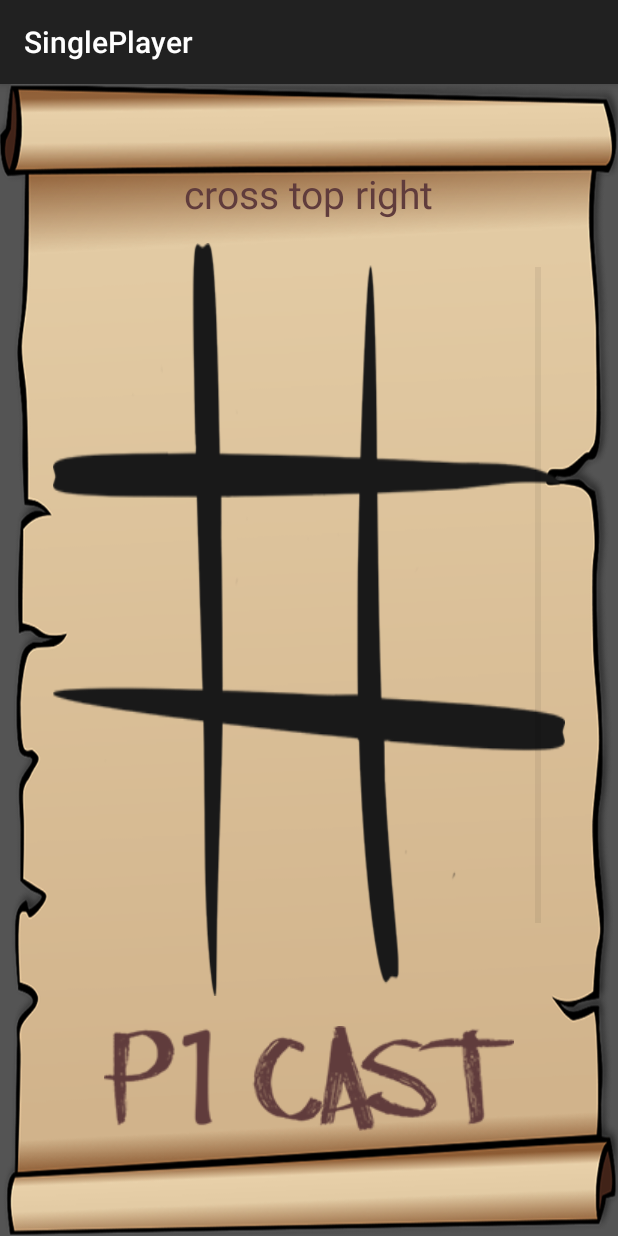
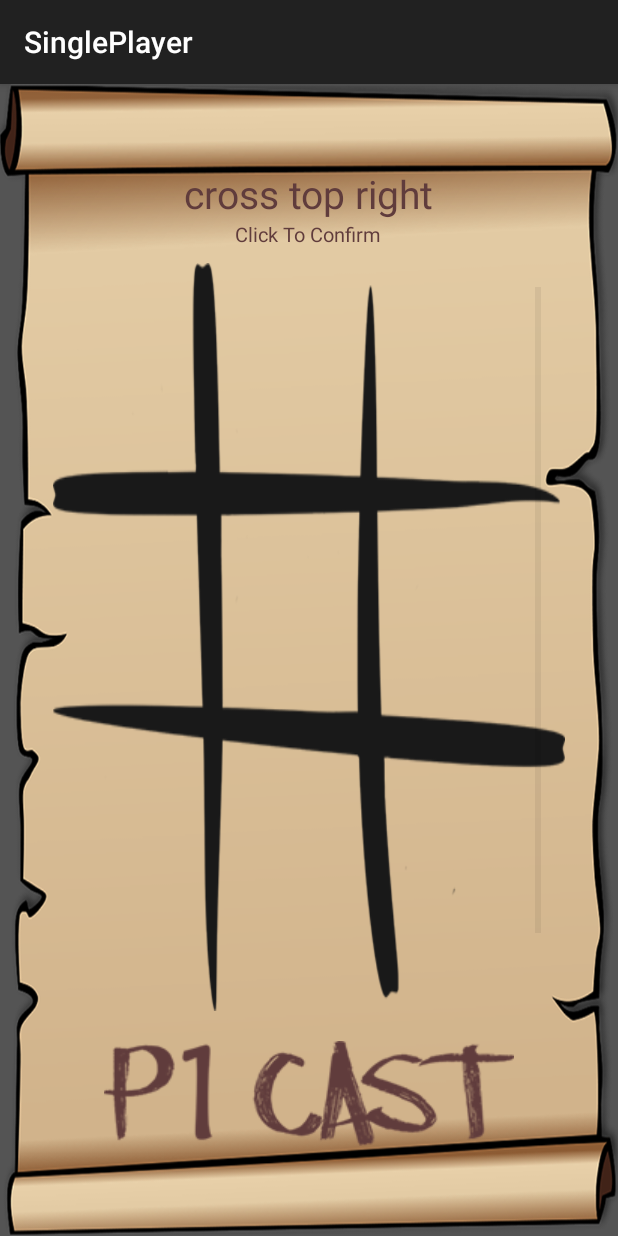
Before and after one commit to jitsuntung/TestSpeechApp, an Android app: the SinglePlayer screen opened directly, with no data from a screen before it, on a phone screen of 412 x 824 dp. Run offline under Robolectric (Android 15) with nearby library versions, the light colour scheme and no system bars.

Commit message:
clicktoconfirm

```diff
--- a/app/src/main/res/layout/content_single_player.xml
+++ b/app/src/main/res/layout/content_single_player.xml
@@ -16,14 +16,25 @@
         android:layout_alignParentTop="true"
         android:layout_centerHorizontal="true"
         android:layout_marginTop="55dp"
-        android:layout_marginBottom="15dp"
         android:textColor="#603c3c"
         android:textSize="26sp"
         android:textStyle="normal"
         android:text="cross top right"/>
 
+    <TextView
+        android:layout_below="@+id/singlePText"
+        android:id="@+id/clicktoconfirm"
+        android:layout_width="wrap_content"
+        android:layout_height="wrap_content"
+        android:layout_centerHorizontal="true"
+        android:layout_marginBottom="10dp"
+        android:textColor="#603c3c"
+        android:textSize="13sp"
+        android:textStyle="normal"
+        android:text="Click To Confirm"/>
+
     <FrameLayout
-        android:layout_below="@+id/singlePText"
+        android:layout_below="@+id/clicktoconfirm"
         android:layout_width="match_parent"
         android:layout_height="match_parent"
         android:id="@+id/singlep_frag_container"
@@ -44,6 +55,6 @@
         android:scaleType="fitXY"
         android:layout_alignParentBottom="true"
         android:layout_centerHorizontal="true"
-        android:paddingBottom="70dp"/>
+        android:paddingBottom="60dp"/>
 
 </RelativeLayout>
```
Also changed, not shown: app/src/main/res/layout/activity_main.xml (+15 -3 lines).
